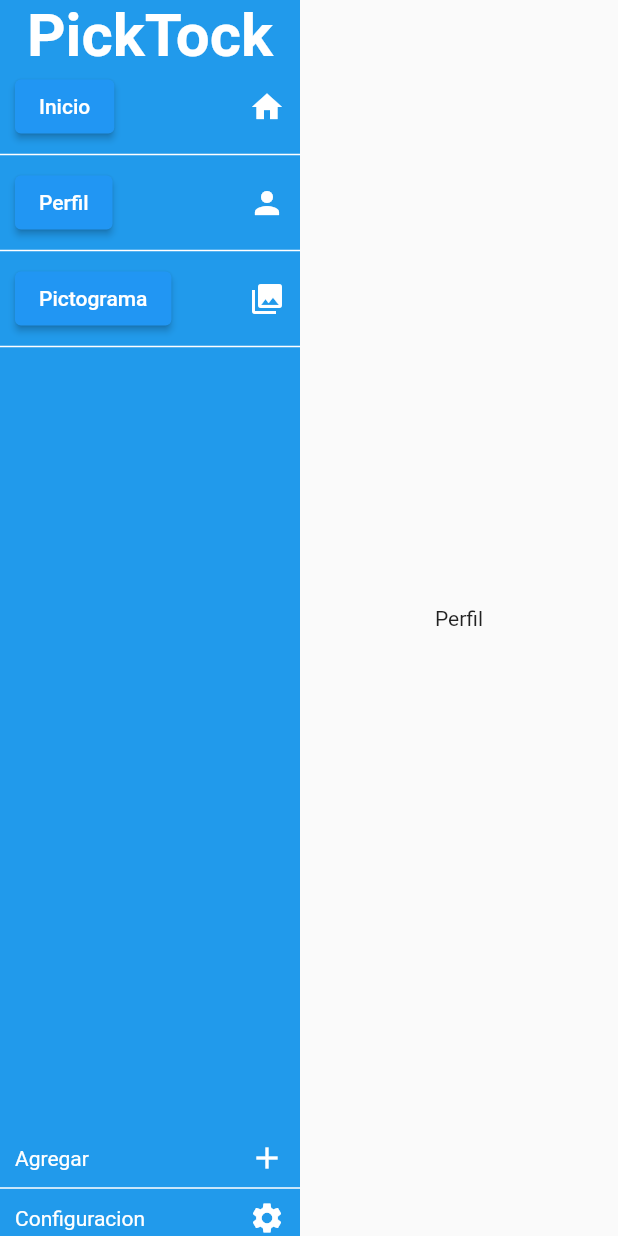
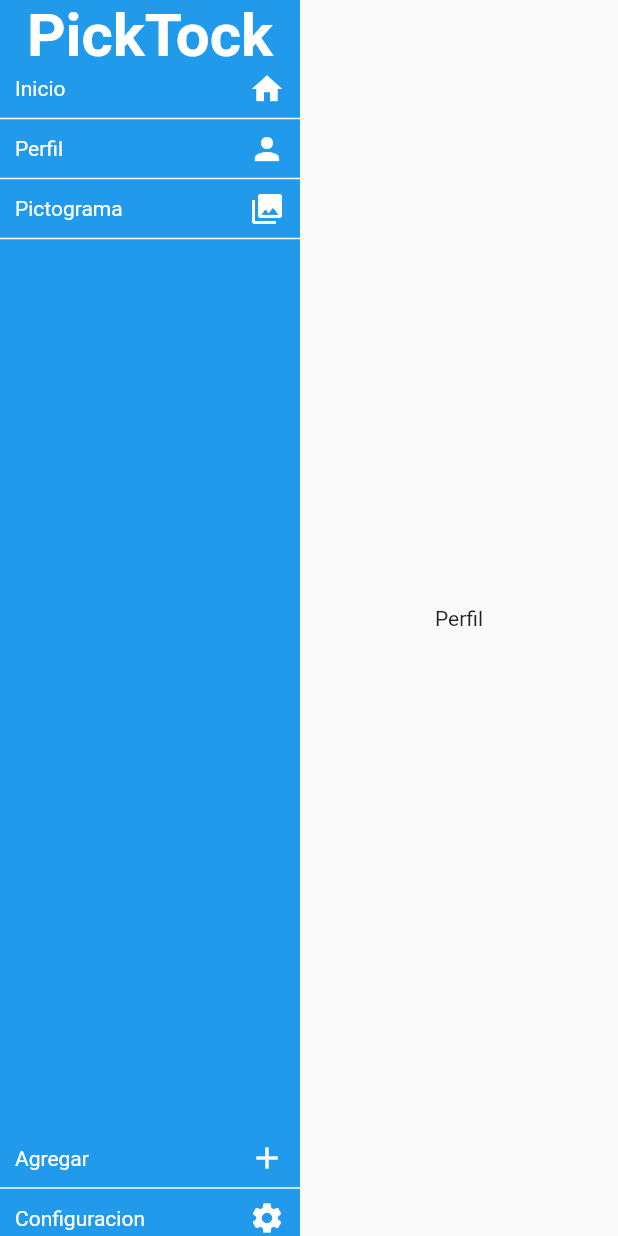
Before and after one commit to HuamanAngel/picktockapp, a Flutter app: the screen it shows after launch, after a tap on "Perfil", on a phone screen of 412 x 824 dp. Run offline on Flutter 3.47's test engine with Material 2 defaults, Android fonts, the phone set to English and light mode, and no system bars.

Commit message:
Ampliado area de presionar en sidebar

```diff
--- a/lib/ui/home.dart
+++ b/lib/ui/home.dart
@@ -39,6 +39,20 @@ class Home extends StatelessWidget {
                     child: Text("Pictograma"),
                   ),
                 ),
+
+              if (menuProvider.menu == "Agregar")
+                Expanded(
+                  child: Center(
+                    child: Text("Agregar"),
+                  ),
+                ),
+              if (menuProvider.menu == "Configuracion")
+                Expanded(
+                  child: Center(
+                    child: Text("Configuracion"),
+                  ),
+                ),
+
             ],
           ),
         ));
--- a/lib/ui/option.dart
+++ b/lib/ui/option.dart
@@ -38,12 +38,12 @@ Widget SideBar(BuildContext context, MenuProvider menuProvider) {
           thickness: 1,
         ),
         const Spacer(),
-        SideBarOptionBottom(text: "Agregar", icon: Icons.add),
+        SideBarOptionBottom(text: "Agregar", icon: Icons.add, menuProvider: menuProvider),
         const Divider(
           color: Colors.white,
           thickness: 1,
         ),
-        SideBarOptionBottom(text: "Configuracion", icon: Icons.settings),
+        SideBarOptionBottom(text: "Configuracion", icon: Icons.settings, menuProvider: menuProvider),
       ],
     ),
   );
@@ -53,26 +53,31 @@ Widget SideBarOption(
     {required String text,
     required IconData icon,
     required MenuProvider menuProvider}) {
-  return Container(
-    padding: EdgeInsets.only(left: 10, right: 10),
-    child: Row(mainAxisAlignment: MainAxisAlignment.spaceBetween, children: [
-      ElevatedButton(
-        child: Text(text, style: TextStyle(color: Colors.white)),
-        onPressed: () {
-          menuProvider.menu = text;
-        },
-      ),
-      Icon(icon, color: Colors.white),
-    ]),
+  return InkWell(
+    onTap: () {
+      menuProvider.menu = text;
+    },
+    child: Container(
+      padding: EdgeInsets.only(left: 10, right: 10),
+      child: Row(mainAxisAlignment: MainAxisAlignment.spaceBetween, children: [
+        Text(text, style: TextStyle(color: Colors.white)),
+        Icon(icon, color: Colors.white),
+      ]),
+    ),
   );
 }
 
-Widget SideBarOptionBottom({required String text, required IconData icon}) {
-  return Container(
-    padding: EdgeInsets.only(left: 10, right: 10),
-    child: Row(mainAxisAlignment: MainAxisAlignment.spaceBetween, children: [
-      Text(text, style: TextStyle(color: Colors.white)),
-      Icon(icon, color: Colors.white),
-    ]),
+Widget SideBarOptionBottom({required String text, required IconData icon,required MenuProvider menuProvider}) {
+  return InkWell(
+    onTap: () {
+      menuProvider.menu = text;
+    },
+    child: Container(
+      padding: EdgeInsets.only(left: 10, right: 10),
+      child: Row(mainAxisAlignment: MainAxisAlignment.spaceBetween, children: [
+        Text(text, style: TextStyle(color: Colors.white)),
+        Icon(icon, color: Colors.white),
+      ]),
+    ),
   );
 }
```
